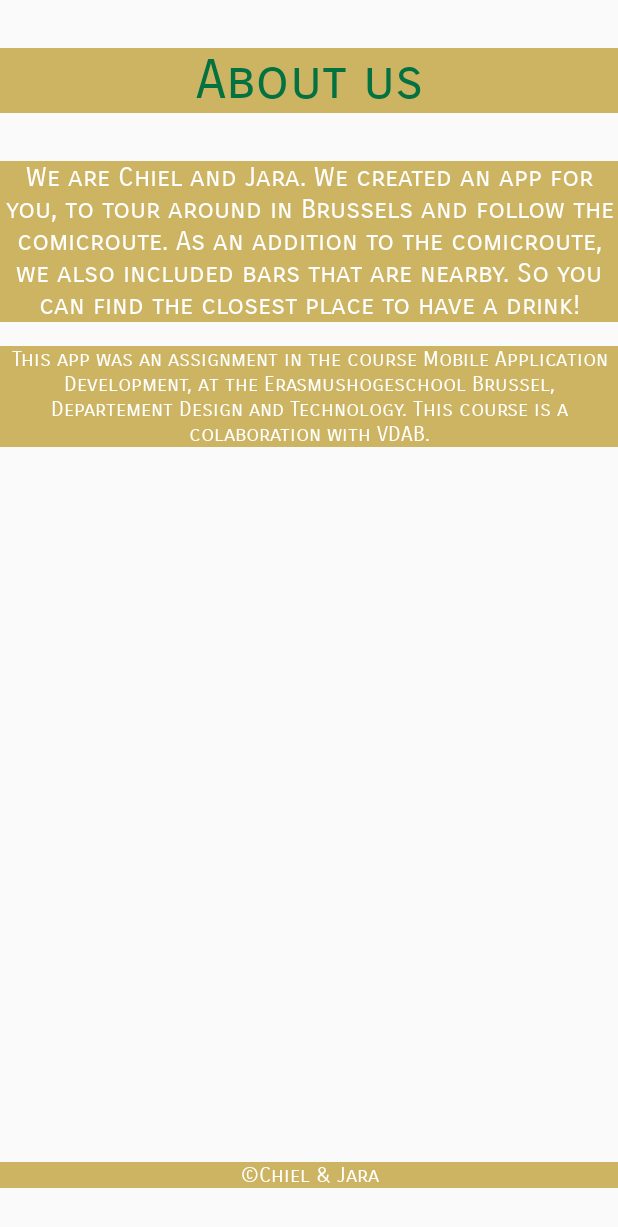
After one commit to jaradeprest/StipJe-S-Trip, an Android app: the AboutActivity screen opened directly, with no data from a screen before it, on a phone screen of 412 x 824 dp. The commit adds this screen. Shown: the top 1227 px of the screen. Run offline under Robolectric (Android 15) with nearby library versions, the phone set to English and light mode, and no system bars.

Commit message:
added aboutpage + edited layout of detailpage and drawer

```diff
--- /dev/null
+++ b/app/src/main/java/chiel/jara/stipjestrip/AboutActivity.java
@@ -0,0 +1,16 @@
+package chiel.jara.stipjestrip;
+
+import android.os.Bundle;
+import android.support.annotation.Nullable;
+import android.support.v7.app.AppCompatActivity;
+/**
+ * Created By Chiel&Jara 03/2019
+ */
+public class AboutActivity extends AppCompatActivity {
+
+    @Override
+    protected void onCreate(@Nullable Bundle savedInstanceState) {
+        super.onCreate(savedInstanceState);
+        setContentView(R.layout.activity_about);
+    }
+}
--- a/app/src/main/java/chiel/jara/stipjestrip/BarListActivity.java
+++ b/app/src/main/java/chiel/jara/stipjestrip/BarListActivity.java
@@ -10,7 +10,9 @@ import android.widget.SearchView;
 
 import chiel.jara.stipjestrip.model.bar_model.BarDatabase;
 import chiel.jara.stipjestrip.util.bar_util.BarAdapter;
-
+/**
+ * Created By Chiel&Jara 03/2019
+ */
 public class BarListActivity extends AppCompatActivity {
 
     private RecyclerView rvBars;
--- a/app/src/main/java/chiel/jara/stipjestrip/DetailActivity.java
+++ b/app/src/main/java/chiel/jara/stipjestrip/DetailActivity.java
@@ -44,6 +44,7 @@ public class DetailActivity extends AppCompatActivity {
         tvYear=findViewById(R.id.tv_year);
         tvAdres=findViewById(R.id.tv_adres);
 
+
         //for comic
         chosenComic= (Comic) getIntent().getSerializableExtra("comic");
         if(chosenComic != null) {
@@ -71,7 +72,7 @@ public class DetailActivity extends AppCompatActivity {
                 tvAdres.setText("No Adres");
             }
         }
-        //TODO invullen voor bar als er op marker van bar geklikt wordt
+
         //for bar
         chosenBar = (Bar) getIntent().getSerializableExtra("bar");
         if(chosenBar != null) {
--- a/app/src/main/java/chiel/jara/stipjestrip/model/bar_model/Bar.java
+++ b/app/src/main/java/chiel/jara/stipjestrip/model/bar_model/Bar.java
@@ -6,7 +6,9 @@ import android.arch.persistence.room.PrimaryKey;
 import android.support.annotation.NonNull;
 
 import java.io.Serializable;
-
+/**
+ * Created By Chiel&Jara 03/2019
+ */
 @Entity
 public class Bar implements Serializable {
 
@@ -124,3 +126,4 @@ public class Bar implements Serializable {
                 '}';
     }
 }
+//DOCUMENTATION: All bars : https://opendata.visitflanders.org/tourist/reca/beer_bars.json   https://opendata.visitflanders.org/tourist/reca/beer_bars
--- a/app/src/main/java/chiel/jara/stipjestrip/model/bar_model/BarDAO.java
+++ b/app/src/main/java/chiel/jara/stipjestrip/model/bar_model/BarDAO.java
@@ -5,7 +5,9 @@ import android.arch.persistence.room.Insert;
 import android.arch.persistence.room.Query;
 
 import java.util.List;
-
+/**
+ * Created By Chiel&Jara 03/2019
+ */
 @Dao
 public interface BarDAO {
 
--- a/app/src/main/java/chiel/jara/stipjestrip/model/bar_model/BarDatabase.java
+++ b/app/src/main/java/chiel/jara/stipjestrip/model/bar_model/BarDatabase.java
@@ -4,7 +4,9 @@ import android.arch.persistence.room.Database;
 import android.arch.persistence.room.Room;
 import android.arch.persistence.room.RoomDatabase;
 import android.content.Context;
-
+/**
+ * Created By Chiel&Jara 03/2019
+ */
 @Database(entities = {Bar.class}, version = 1, exportSchema = false)
 public abstract class BarDatabase extends RoomDatabase {
 
--- a/app/src/main/java/chiel/jara/stipjestrip/model/bar_model/BarDatasource.java
+++ b/app/src/main/java/chiel/jara/stipjestrip/model/bar_model/BarDatasource.java
@@ -1,7 +1,9 @@
 package chiel.jara.stipjestrip.model.bar_model;
 
 import java.util.ArrayList;
-
+/**
+ * Created By Chiel&Jara 03/2019
+ */
 public class BarDatasource {
     private static final BarDatasource ourInstance = new BarDatasource();
 
--- a/app/src/main/java/chiel/jara/stipjestrip/model/comic_model/Comic.java
+++ b/app/src/main/java/chiel/jara/stipjestrip/model/comic_model/Comic.java
@@ -125,3 +125,6 @@ public class Comic implements Serializable {
                 '}';
     }
 }
+
+//DOCUMENTATION: All comics : https://bruxellesdata.opendatasoft.com/explore/dataset/comic-book-route/api/?q=bar
+//DOCUMENTATION: How to save files on device's storage : https://developer.android.com/training/data-storage/files
--- a/app/src/main/java/chiel/jara/stipjestrip/util/bar_util/BarAdapter.java
+++ b/app/src/main/java/chiel/jara/stipjestrip/util/bar_util/BarAdapter.java
@@ -13,8 +13,9 @@ import java.util.List;
 
 import chiel.jara.stipjestrip.R;
 import chiel.jara.stipjestrip.model.bar_model.Bar;
-import chiel.jara.stipjestrip.model.comic_model.Comic;
-
+/**
+ * Created By Chiel&Jara 03/2019
+ */
 public class BarAdapter extends RecyclerView.Adapter<BarAdapter.BarRowViewHolder> {
 
     public class BarRowViewHolder extends RecyclerView.ViewHolder{
--- a/app/src/main/java/chiel/jara/stipjestrip/util/bar_util/BarHandler.java
+++ b/app/src/main/java/chiel/jara/stipjestrip/util/bar_util/BarHandler.java
@@ -11,7 +11,9 @@ import org.json.JSONObject;
 
 import chiel.jara.stipjestrip.model.bar_model.Bar;
 import chiel.jara.stipjestrip.model.bar_model.BarDatabase;
-
+/**
+ * Created By Chiel&Jara 03/2019
+ */
 public class BarHandler extends Handler {
 
     private Context context;
--- /dev/null
+++ b/app/src/main/res/layout/activity_about.xml
@@ -0,0 +1,69 @@
+<?xml version="1.0" encoding="utf-8"?>
+<android.support.constraint.ConstraintLayout
+    xmlns:android="http://schemas.android.com/apk/res/android"
+    xmlns:app="http://schemas.android.com/apk/res-auto"
+    xmlns:tools="http://schemas.android.com/tools"
+    android:layout_width="match_parent"
+    android:layout_height="match_parent">
+
+    <TextView
+        android:id="@+id/tv_about_assignment"
+        android:layout_width="0dp"
+        android:layout_height="wrap_content"
+        android:layout_marginTop="16dp"
+        android:background="@color/colorAccentSeeThrough"
+        android:gravity="center"
+        android:text="@string/txt_tv_about_assignment"
+        android:textColor="@color/colorBackground"
+        android:textSize="14sp"
+        app:fontFamily="sans-serif-smallcaps"
+        app:layout_constraintEnd_toEndOf="parent"
+        app:layout_constraintHorizontal_bias="0.0"
+        app:layout_constraintStart_toStartOf="parent"
+        app:layout_constraintTop_toBottomOf="@+id/tv_about_intro" />
+
+    <TextView
+        android:id="@+id/tv_about_intro"
+        android:layout_width="0dp"
+        android:layout_height="wrap_content"
+        android:layout_marginTop="32dp"
+        android:background="@color/colorAccentSeeThrough"
+        android:gravity="center"
+        android:text="@string/txt_tv_about_intro"
+        android:textColor="@color/colorBackground"
+        android:textSize="18sp"
+        app:fontFamily="sans-serif-smallcaps"
+        app:layout_constraintEnd_toEndOf="parent"
+        app:layout_constraintHorizontal_bias="0.0"
+        app:layout_constraintStart_toStartOf="parent"
+        app:layout_constraintTop_toBottomOf="@+id/tv_about_title" />
+
+    <TextView
+        android:id="@+id/tv_about_copyright"
+        android:layout_width="0dp"
+        android:layout_height="wrap_content"
+        android:layout_marginBottom="32dp"
+        android:background="@color/colorAccentSeeThrough"
+        android:gravity="center"
+        android:text="@string/txt_tv_copyright"
+        android:textColor="@color/colorBackground"
+        app:fontFamily="sans-serif-smallcaps"
+        app:layout_constraintBottom_toBottomOf="parent"
+        app:layout_constraintEnd_toEndOf="parent"
+        app:layout_constraintStart_toStartOf="parent" />
+
+    <TextView
+        android:id="@+id/tv_about_title"
+        android:layout_width="0dp"
+        android:layout_height="wrap_content"
+        android:layout_marginTop="32dp"
+        android:background="@color/colorAccentSeeThrough"
+        android:gravity="center"
+        android:text="@string/txt_title_menu_about"
+        android:textColor="@color/colorPrimaryDark"
+        android:textSize="36sp"
+        app:fontFamily="sans-serif-smallcaps"
+        app:layout_constraintEnd_toEndOf="parent"
+        app:layout_constraintStart_toStartOf="parent"
+        app:layout_constraintTop_toTopOf="parent" />
+</android.support.constraint.ConstraintLayout>
--- a/app/src/main/res/layout/activity_detail.xml
+++ b/app/src/main/res/layout/activity_detail.xml
@@ -17,7 +17,7 @@
         app:layout_constraintStart_toStartOf="parent"
         app:layout_constraintTop_toTopOf="parent"
         app:layout_constraintVertical_bias="1.0"
-        tools:srcCompat="@tools:sample/backgrounds/scenic" />
+        app:srcCompat="@drawable/tap" />
 
     <TextView
         android:id="@+id/tv_title"
@@ -37,7 +37,7 @@
     <TextView
         android:id="@+id/tv_author"
         android:layout_width="0dp"
-        android:layout_height="22dp"
+        android:layout_height="wrap_content"
         android:layout_marginTop="16dp"
         android:background="@color/colorAccentSeeThrough"
         android:gravity="center"
--- a/app/src/main/res/layout/nav_header_main.xml
+++ b/app/src/main/res/layout/nav_header_main.xml
@@ -20,7 +20,7 @@
         android:layout_marginTop="32dp"
         android:gravity="center"
         android:text="@string/txt_tv_title"
-        android:textColor="@color/colorAccent"
+        android:textColor="@color/colorBackground"
         android:textSize="30sp"
         app:fontFamily="sans-serif-smallcaps"
         app:layout_constraintEnd_toEndOf="parent"
--- a/app/src/main/res/values/strings.xml
+++ b/app/src/main/res/values/strings.xml
@@ -3,4 +3,14 @@
     <string name="txt_tv_title">Stip Je (S)Trip</string>
     <string name="txt_tv_copyright"><![CDATA[©Chiel & Jara]]></string>
     <string name="txt_mi_search">Search</string>
+    <string name="txt_btn_menu_bar">All bars</string>
+    <string name="txt_btn_menu_comic">All comics</string>
+    <string name="txt_switch_comics">Comics</string>
+    <string name="txt_switch_bars">Bars</string>
+    <string name="menu_title_lists">View :</string>
+    <string name="txt_title_menu_filter">"Filter : "</string>
+    <string name="txt_title_menu_about">About us</string>
+    <string name="txt_menu_title_more">More :</string>
+    <string name="txt_tv_about_intro">We are Chiel and Jara. We created an app for you, to tour around in Brussels and follow the comicroute. As an addition to the comicroute, we also included bars that are nearby. So you can find the closest place to have a drink!</string>
+    <string name="txt_tv_about_assignment">This app was an assignment in the course "Mobile Application Development", at the Erasmushogeschool Brussel, Departement Design and Technology. This course is a colaboration with VDAB.</string>
 </resources>
```
Also changed, not shown: app/src/main/AndroidManifest.xml (+7 -2 lines), app/src/main/java/chiel/jara/stipjestrip/LaunchActivity.java (+6 -3 lines), app/src/main/java/chiel/jara/stipjestrip/MapActivity.java (+10 -5 lines), app/src/main/res/menu/main_drawer.xml (+23 -10 lines), 1 other file.
